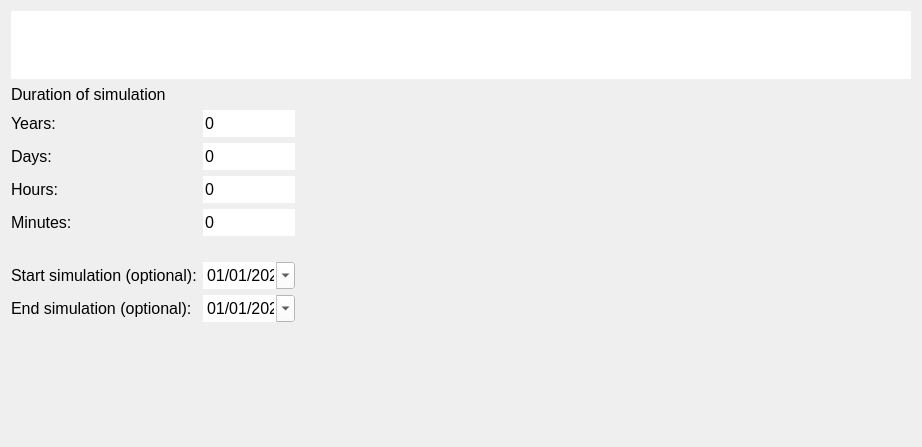
Old version of the form threedi_api_qgis_client/ui/page2.ui in the repository nens/threedi-api-qgis-client.
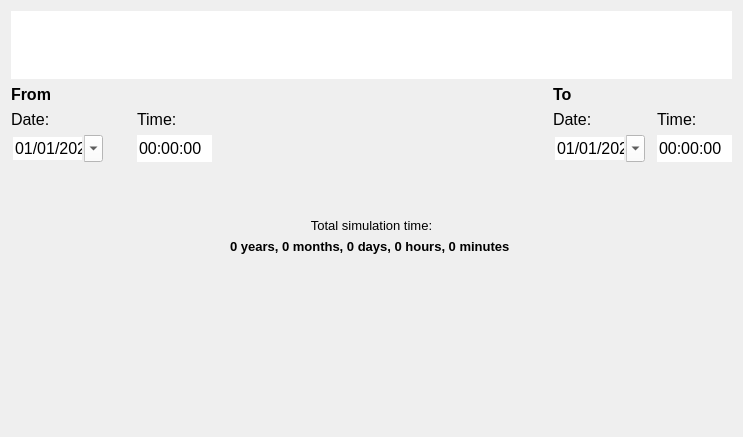
New version of the form.

Commit message: Continuation of work on the plugin widgets.

Patch:
```diff
--- a/threedi_api_qgis_client/ui/page2.ui
+++ b/threedi_api_qgis_client/ui/page2.ui
@@ -9,8 +9,8 @@
    <rect>
     <x>0</x>
     <y>0</y>
-    <width>922</width>
-    <height>447</height>
+    <width>743</width>
+    <height>437</height>
    </rect>
   </property>
   <property name="sizePolicy">
@@ -19,27 +19,82 @@
     <verstretch>0</verstretch>
    </sizepolicy>
   </property>
+  <property name="font">
+   <font>
+    <family>Segoe UI</family>
+    <pointsize>10</pointsize>
+   </font>
+  </property>
   <property name="windowTitle">
    <string>Form</string>
   </property>
   <property name="autoFillBackground">
    <bool>true</bool>
   </property>
+  <property name="styleSheet">
+   <string notr="true">QComboBox {background-color: rgba(255, 255, 255);}</string>
+  </property>
   <layout class="QGridLayout" name="gridLayout">
-   <item row="2" column="0">
-    <widget class="QLabel" name="label_2">
+   <item row="2" column="1">
+    <widget class="QLabel" name="label_5">
+     <property name="sizePolicy">
+      <sizepolicy hsizetype="Minimum" vsizetype="Preferred">
+       <horstretch>0</horstretch>
+       <verstretch>0</verstretch>
+      </sizepolicy>
+     </property>
      <property name="font">
       <font>
        <family>Segoe UI</family>
+       <pointsize>10</pointsize>
+      </font>
+     </property>
+     <property name="text">
+      <string/>
+     </property>
+    </widget>
+   </item>
+   <item row="1" column="0">
+    <widget class="QLabel" name="label_3">
+     <property name="font">
+      <font>
+       <family>Segoe UI</family>
        <pointsize>12</pointsize>
+       <weight>75</weight>
+       <bold>true</bold>
       </font>
      </property>
      <property name="text">
-      <string>Years:</string>
+      <string>From</string>
      </property>
     </widget>
    </item>
-   <item row="9" column="1">
+   <item row="3" column="7">
+    <widget class="QTimeEdit" name="time_to">
+     <property name="font">
+      <font>
+       <family>Segoe UI</family>
+       <pointsize>12</pointsize>
+      </font>
+     </property>
+     <property name="autoFillBackground">
+      <bool>true</bool>
+     </property>
+     <property name="styleSheet">
+      <string notr="true">QTimeEdit {background-color: white;}</string>
+     </property>
+     <property name="locale">
+      <locale language="English" country="Netherlands"/>
+     </property>
+     <property name="frame">
+      <bool>false</bool>
+     </property>
+     <property name="buttonSymbols">
+      <enum>QAbstractSpinBox::NoButtons</enum>
+     </property>
+    </widget>
+   </item>
+   <item row="7" column="4">
     <spacer name="verticalSpacer">
      <property name="orientation">
       <enum>Qt::Vertical</enum>
@@ -52,10 +107,29 @@
      </property>
     </spacer>
    </item>
-   <item row="1" column="0">
+   <item row="2" column="3">
+    <widget class="QLabel" name="label_7">
+     <property name="sizePolicy">
+      <sizepolicy hsizetype="Minimum" vsizetype="Preferred">
+       <horstretch>0</horstretch>
+       <verstretch>0</verstretch>
+      </sizepolicy>
+     </property>
+     <property name="font">
+      <font>
+       <family>Segoe UI</family>
+       <pointsize>12</pointsize>
+      </font>
+     </property>
+     <property name="text">
+      <string>Time:</string>
+     </property>
+    </widget>
+   </item>
+   <item row="2" column="5">
     <widget class="QLabel" name="label">
      <property name="sizePolicy">
-      <sizepolicy hsizetype="Fixed" vsizetype="Minimum">
+      <sizepolicy hsizetype="Minimum" vsizetype="Preferred">
        <horstretch>0</horstretch>
        <verstretch>0</verstretch>
       </sizepolicy>
@@ -67,12 +141,18 @@
       </font>
      </property>
      <property name="text">
-      <string>Duration of simulation</string>
+      <string>Date:</string>
      </property>
     </widget>
    </item>
-   <item row="5" column="0">
-    <widget class="QLabel" name="label_5">
+   <item row="2" column="7">
+    <widget class="QLabel" name="label_9">
+     <property name="sizePolicy">
+      <sizepolicy hsizetype="Minimum" vsizetype="Preferred">
+       <horstretch>0</horstretch>
+       <verstretch>0</verstretch>
+      </sizepolicy>
+     </property>
      <property name="font">
       <font>
        <family>Segoe UI</family>
@@ -80,64 +160,14 @@
       </font>
      </property>
      <property name="text">
-      <string>Minutes:</string>
+      <string>Time:</string>
      </property>
-     <property name="margin">
-      <number>0</number>
-     </property>
     </widget>
    </item>
-   <item row="5" column="1">
-    <widget class="QSpinBox" name="spin_m">
-     <property name="font">
-      <font>
-       <family>Segoe UI</family>
-       <pointsize>12</pointsize>
-      </font>
-     </property>
-     <property name="autoFillBackground">
-      <bool>true</bool>
-     </property>
-     <property name="styleSheet">
-      <string notr="true">QSpinBox {background-color: white;}</string>
-     </property>
-     <property name="frame">
-      <bool>false</bool>
-     </property>
-     <property name="buttonSymbols">
-      <enum>QAbstractSpinBox::NoButtons</enum>
-     </property>
-     <property name="maximum">
-      <number>60</number>
-     </property>
-    </widget>
-   </item>
-   <item row="7" column="0">
+   <item row="2" column="2">
     <widget class="QLabel" name="label_6">
-     <property name="minimumSize">
-      <size>
-       <width>0</width>
-       <height>0</height>
-      </size>
-     </property>
-     <property name="font">
-      <font>
-       <family>Segoe UI</family>
-       <pointsize>12</pointsize>
-      </font>
-     </property>
-     <property name="text">
-      <string>Start simulation (optional):</string>
-     </property>
-     <property name="margin">
-      <number>0</number>
-     </property>
-    </widget>
-   </item>
-   <item row="7" column="1">
-    <widget class="QDateEdit" name="start_date">
      <property name="sizePolicy">
-      <sizepolicy hsizetype="Preferred" vsizetype="Fixed">
+      <sizepolicy hsizetype="Minimum" vsizetype="Preferred">
        <horstretch>0</horstretch>
        <verstretch>0</verstretch>
       </sizepolicy>
@@ -145,124 +175,22 @@
      <property name="font">
       <font>
        <family>Segoe UI</family>
-       <pointsize>12</pointsize>
+       <pointsize>10</pointsize>
       </font>
      </property>
-     <property name="autoFillBackground">
-      <bool>true</bool>
-     </property>
-     <property name="styleSheet">
-      <string notr="true">QDateEdit {background-color: white;}</string>
-     </property>
-     <property name="frame">
-      <bool>false</bool>
-     </property>
-     <property name="buttonSymbols">
-      <enum>QAbstractSpinBox::NoButtons</enum>
-     </property>
-     <property name="displayFormat">
-      <string>dd/MM/yyyy</string>
-     </property>
-     <property name="calendarPopup">
-      <bool>true</bool>
-     </property>
-     <property name="date">
-      <date>
-       <year>2020</year>
-       <month>1</month>
-       <day>1</day>
-      </date>
-     </property>
-    </widget>
-   </item>
-   <item row="3" column="0">
-    <widget class="QLabel" name="label_3">
-     <property name="font">
-      <font>
-       <family>Segoe UI</family>
-       <pointsize>12</pointsize>
-      </font>
-     </property>
      <property name="text">
-      <string>Days:</string>
+      <string/>
      </property>
     </widget>
    </item>
-   <item row="6" column="0">
-    <spacer name="verticalSpacer_2">
-     <property name="orientation">
-      <enum>Qt::Vertical</enum>
-     </property>
-     <property name="sizeType">
-      <enum>QSizePolicy::Fixed</enum>
-     </property>
-     <property name="sizeHint" stdset="0">
-      <size>
-       <width>20</width>
-       <height>20</height>
-      </size>
-     </property>
-    </spacer>
-   </item>
-   <item row="8" column="1">
-    <widget class="QDateEdit" name="end_date">
-     <property name="sizePolicy">
-      <sizepolicy hsizetype="Preferred" vsizetype="Fixed">
-       <horstretch>0</horstretch>
-       <verstretch>0</verstretch>
-      </sizepolicy>
-     </property>
-     <property name="font">
-      <font>
-       <family>Segoe UI</family>
-       <pointsize>12</pointsize>
-      </font>
-     </property>
-     <property name="autoFillBackground">
-      <bool>true</bool>
-     </property>
-     <property name="styleSheet">
-      <string notr="true">QDateEdit {background-color: white;}</string>
-     </property>
-     <property name="frame">
-      <bool>false</bool>
-     </property>
-     <property name="buttonSymbols">
-      <enum>QAbstractSpinBox::NoButtons</enum>
-     </property>
-     <property name="displayFormat">
-      <string>dd/MM/yyyy</string>
-     </property>
-     <property name="calendarPopup">
-      <bool>true</bool>
-     </property>
-     <property name="currentSectionIndex">
-      <number>0</number>
-     </property>
-     <property name="date">
-      <date>
-       <year>2020</year>
-       <month>1</month>
-       <day>1</day>
-      </date>
-     </property>
-    </widget>
-   </item>
-   <item row="4" column="0">
+   <item row="2" column="0">
     <widget class="QLabel" name="label_4">
-     <property name="font">
-      <font>
-       <family>Segoe UI</family>
-       <pointsize>12</pointsize>
-      </font>
+     <property name="sizePolicy">
+      <sizepolicy hsizetype="Minimum" vsizetype="Preferred">
+       <horstretch>0</horstretch>
+       <verstretch>0</verstretch>
+      </sizepolicy>
      </property>
-     <property name="text">
-      <string>Hours:</string>
-     </property>
-    </widget>
-   </item>
-   <item row="8" column="0">
-    <widget class="QLabel" name="label_7">
      <property name="font">
       <font>
        <family>Segoe UI</family>
@@ -270,105 +198,11 @@
       </font>
      </property>
      <property name="text">
-      <string>End simulation (optional):</string>
+      <string>Date:</string>
      </property>
     </widget>
    </item>
-   <item row="2" column="1">
-    <widget class="QSpinBox" name="spin_y">
-     <property name="font">
-      <font>
-       <family>Segoe UI</family>
-       <pointsize>12</pointsize>
-      </font>
-     </property>
-     <property name="focusPolicy">
-      <enum>Qt::WheelFocus</enum>
-     </property>
-     <property name="autoFillBackground">
-      <bool>true</bool>
-     </property>
-     <property name="styleSheet">
-      <string notr="true">QSpinBox {background-color: white;}</string>
-     </property>
-     <property name="frame">
-      <bool>false</bool>
-     </property>
-     <property name="buttonSymbols">
-      <enum>QAbstractSpinBox::NoButtons</enum>
-     </property>
-     <property name="keyboardTracking">
-      <bool>true</bool>
-     </property>
-     <property name="maximum">
-      <number>9999</number>
-     </property>
-    </widget>
-   </item>
-   <item row="4" column="1">
-    <widget class="QSpinBox" name="spin_h">
-     <property name="font">
-      <font>
-       <family>Segoe UI</family>
-       <pointsize>12</pointsize>
-      </font>
-     </property>
-     <property name="autoFillBackground">
-      <bool>true</bool>
-     </property>
-     <property name="styleSheet">
-      <string notr="true">QSpinBox {background-color: white;}</string>
-     </property>
-     <property name="frame">
-      <bool>false</bool>
-     </property>
-     <property name="buttonSymbols">
-      <enum>QAbstractSpinBox::NoButtons</enum>
-     </property>
-     <property name="maximum">
-      <number>24</number>
-     </property>
-    </widget>
-   </item>
-   <item row="3" column="1">
-    <widget class="QSpinBox" name="spin_d">
-     <property name="font">
-      <font>
-       <family>Segoe UI</family>
-       <pointsize>12</pointsize>
-      </font>
-     </property>
-     <property name="autoFillBackground">
-      <bool>true</bool>
-     </property>
-     <property name="styleSheet">
-      <string notr="true">QSpinBox {background-color: white;}</string>
-     </property>
-     <property name="frame">
-      <bool>false</bool>
-     </property>
-     <property name="buttonSymbols">
-      <enum>QAbstractSpinBox::NoButtons</enum>
-     </property>
-     <property name="maximum">
-      <number>366</number>
-     </property>
-    </widget>
-   </item>
-   <item row="2" column="2">
-    <spacer name="horizontalSpacer">
-     <property name="orientation">
-      <enum>Qt::Horizontal</enum>
-     </property>
-     <property name="sizeHint" stdset="0">
-      <size>
-       <width>40</width>
-       <height>20</height>
-      </size>
-     </property>
-    </spacer>
-   </item>
-   <item row="0" column="0" colspan="3">
+   <item row="0" column="0" colspan="8">
     <widget class="QGraphicsView" name="gv_svg">
      <property name="sizePolicy">
       <sizepolicy hsizetype="Expanding" vsizetype="Minimum">
@@ -390,6 +224,188 @@
      </property>
     </widget>
    </item>
+   <item row="3" column="3">
+    <widget class="QTimeEdit" name="time_from">
+     <property name="font">
+      <font>
+       <family>Segoe UI</family>
+       <pointsize>12</pointsize>
+      </font>
+     </property>
+     <property name="autoFillBackground">
+      <bool>true</bool>
+     </property>
+     <property name="styleSheet">
+      <string notr="true">QTimeEdit {background-color: white;}</string>
+     </property>
+     <property name="locale">
+      <locale language="English" country="Netherlands"/>
+     </property>
+     <property name="frame">
+      <bool>false</bool>
+     </property>
+     <property name="buttonSymbols">
+      <enum>QAbstractSpinBox::NoButtons</enum>
+     </property>
+    </widget>
+   </item>
+   <item row="1" column="5">
+    <widget class="QLabel" name="label_10">
+     <property name="font">
+      <font>
+       <family>Segoe UI</family>
+       <pointsize>12</pointsize>
+       <weight>75</weight>
+       <bold>true</bold>
+      </font>
+     </property>
+     <property name="text">
+      <string>To</string>
+     </property>
+    </widget>
+   </item>
+   <item row="4" column="4">
+    <spacer name="verticalSpacer_2">
+     <property name="orientation">
+      <enum>Qt::Vertical</enum>
+     </property>
+     <property name="sizeType">
+      <enum>QSizePolicy::Fixed</enum>
+     </property>
+     <property name="sizeHint" stdset="0">
+      <size>
+       <width>20</width>
+       <height>50</height>
+      </size>
+     </property>
+    </spacer>
+   </item>
+   <item row="3" column="4">
+    <spacer name="horizontalSpacer_2">
+     <property name="orientation">
+      <enum>Qt::Horizontal</enum>
+     </property>
+     <property name="sizeType">
+      <enum>QSizePolicy::Expanding</enum>
+     </property>
+     <property name="sizeHint" stdset="0">
+      <size>
+       <width>125</width>
+       <height>20</height>
+      </size>
+     </property>
+    </spacer>
+   </item>
+   <item row="3" column="0">
+    <widget class="QDateEdit" name="date_from">
+     <property name="font">
+      <font>
+       <family>Segoe UI</family>
+       <pointsize>12</pointsize>
+      </font>
+     </property>
+     <property name="styleSheet">
+      <string notr="true">QDateEdit {background-color: white;}</string>
+     </property>
+     <property name="frame">
+      <bool>false</bool>
+     </property>
+     <property name="buttonSymbols">
+      <enum>QAbstractSpinBox::NoButtons</enum>
+     </property>
+     <property name="displayFormat">
+      <string>dd/MM/yyyy</string>
+     </property>
+     <property name="calendarPopup">
+      <bool>true</bool>
+     </property>
+     <property name="date">
+      <date>
+       <year>2020</year>
+       <month>1</month>
+       <day>1</day>
+      </date>
+     </property>
+    </widget>
+   </item>
+   <item row="3" column="5">
+    <widget class="QDateEdit" name="date_to">
+     <property name="font">
+      <font>
+       <family>Segoe UI</family>
+       <pointsize>12</pointsize>
+      </font>
+     </property>
+     <property name="styleSheet">
+      <string notr="true">QDateEdit {background-color: white;}</string>
+     </property>
+     <property name="frame">
+      <bool>false</bool>
+     </property>
+     <property name="buttonSymbols">
+      <enum>QAbstractSpinBox::NoButtons</enum>
+     </property>
+     <property name="displayFormat">
+      <string>dd/MM/yyyy</string>
+     </property>
+     <property name="calendarPopup">
+      <bool>true</bool>
+     </property>
+     <property name="date">
+      <date>
+       <year>2020</year>
+       <month>1</month>
+       <day>1</day>
+      </date>
+     </property>
+    </widget>
+   </item>
+   <item row="5" column="0" colspan="8">
+    <widget class="QLabel" name="label_13">
+     <property name="sizePolicy">
+      <sizepolicy hsizetype="Expanding" vsizetype="Preferred">
+       <horstretch>0</horstretch>
+       <verstretch>0</verstretch>
+      </sizepolicy>
+     </property>
+     <property name="font">
+      <font>
+       <family>Segoe UI</family>
+       <pointsize>10</pointsize>
+      </font>
+     </property>
+     <property name="text">
+      <string>Total simulation time:</string>
+     </property>
+     <property name="alignment">
+      <set>Qt::AlignCenter</set>
+     </property>
+    </widget>
+   </item>
+   <item row="6" column="0" colspan="8">
+    <widget class="QLabel" name="label_total_time">
+     <property name="sizePolicy">
+      <sizepolicy hsizetype="Expanding" vsizetype="Preferred">
+       <horstretch>0</horstretch>
+       <verstretch>0</verstretch>
+      </sizepolicy>
+     </property>
+     <property name="font">
+      <font>
+       <family>Segoe UI</family>
+       <pointsize>10</pointsize>
+       <weight>75</weight>
+       <bold>true</bold>
+      </font>
+     </property>
+     <property name="text">
+      <string>0 years, 0 months, 0 days, 0 hours, 0 minutes </string>
+     </property>
+     <property name="alignment">
+      <set>Qt::AlignCenter</set>
+     </property>
+    </widget>
+   </item>
   </layout>
  </widget>
  <resources/>
```
The commit also changes 4 other files.
